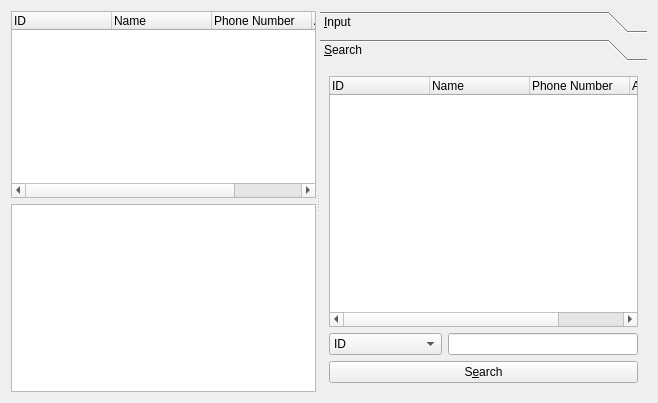
This is CSAppPro_final/clientmanagerform.ui in Jeong0809/QT_Mini_Project as Qt 5 draws it before an edit. The edited form follows.
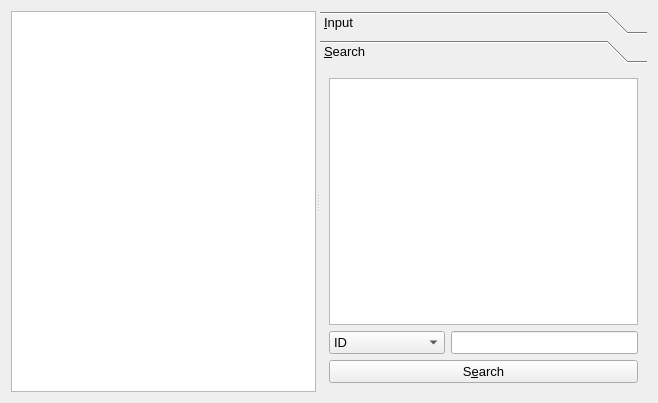
This is the edited form. The open tabs and pages were chosen to show the change.

What changed in the file:
```diff
--- a/CSAppPro_final/clientmanagerform.ui
+++ b/CSAppPro_final/clientmanagerform.ui
@@ -10,6 +10,11 @@
     <height>403</height>
    </rect>
   </property>
+  <property name="font">
+   <font>
+    <pointsize>10</pointsize>
+   </font>
+  </property>
   <property name="windowTitle">
    <string>Client Info</string>
   </property>
@@ -21,38 +26,35 @@
      </property>
      <widget class="QWidget" name="layoutWidget">
       <layout class="QVBoxLayout" name="listVerticalLayout">
-       <item>
-        <widget class="QTreeWidget" name="treeWidget">
-         <property name="rootIsDecorated">
-          <bool>false</bool>
-         </property>
-         <column>
-          <property name="text">
-           <string>ID</string>
-          </property>
-         </column>
-         <column>
-          <property name="text">
-           <string>Name</string>
-          </property>
-         </column>
-         <column>
-          <property name="text">
-           <string>Phone Number</string>
-          </property>
-         </column>
-         <column>
-          <property name="text">
-           <string>Address</string>
-          </property>
-         </column>
-        </widget>
-       </item>
        <item>
         <widget class="QTableView" name="tableView">
+         <property name="font">
+          <font>
+           <pointsize>10</pointsize>
+           <bold>false</bold>
+          </font>
+         </property>
+         <property name="editTriggers">
+          <set>QAbstractItemView::NoEditTriggers</set>
+         </property>
+         <property name="alternatingRowColors">
+          <bool>true</bool>
+         </property>
          <property name="selectionBehavior">
           <enum>QAbstractItemView::SelectRows</enum>
          </property>
+         <property name="showGrid">
+          <bool>true</bool>
+         </property>
+         <property name="gridStyle">
+          <enum>Qt::SolidLine</enum>
+         </property>
+         <property name="wordWrap">
+          <bool>true</bool>
+         </property>
+         <property name="cornerButtonEnabled">
+          <bool>true</bool>
+         </property>
          <attribute name="horizontalHeaderVisible">
           <bool>true</bool>
          </attribute>
@@ -191,8 +193,8 @@
         <rect>
          <x>0</x>
          <y>0</y>
-         <width>263</width>
-         <height>343</height>
+         <width>328</width>
+         <height>339</height>
         </rect>
        </property>
        <attribute name="label">
@@ -200,30 +202,16 @@
        </attribute>
        <layout class="QVBoxLayout" name="verticalLayout_3">
         <item>
-         <widget class="QTreeWidget" name="searchTreeWidget">
-          <property name="rootIsDecorated">
+         <widget class="QTableView" name="searchTableView">
+          <property name="editTriggers">
+           <set>QAbstractItemView::NoEditTriggers</set>
+          </property>
+          <property name="selectionBehavior">
+           <enum>QAbstractItemView::SelectRows</enum>
+          </property>
+          <attribute name="verticalHeaderVisible">
            <bool>false</bool>
-          </property>
-          <column>
-           <property name="text">
-            <string>ID</string>
-           </property>
-          </column>
-          <column>
-           <property name="text">
-            <string>Name</string>
-           </property>
-          </column>
-          <column>
-           <property name="text">
-            <string>Phone Number</string>
-           </property>
-          </column>
-          <column>
-           <property name="text">
-            <string>Address</string>
-           </property>
-          </column>
+          </attribute>
          </widget>
         </item>
         <item>
```
Left out of the diff: 9 changed lines with no effect on the pictures.
